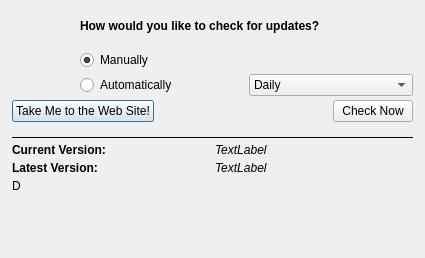
Old version of the form Source/QtSupport/UI_Files/DREAM3DUpdateCheckDialog.ui in the repository BlueQuartzSoftware/DREAM3D.
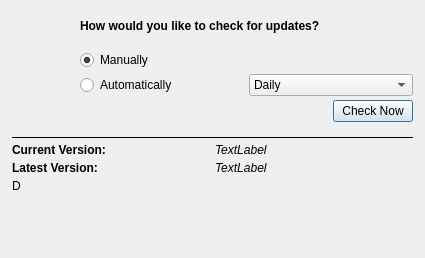
New version of the form. Icons and pictures are not drawn.

Commit message: Code clean-up for the Check Update feature.  Set default update check frequency to Monthly.  Changed the location that the Check Update dialog writes to when it wants to save preferences.

```diff
--- a/Source/QtSupport/UI_Files/DREAM3DUpdateCheckDialog.ui
+++ b/Source/QtSupport/UI_Files/DREAM3DUpdateCheckDialog.ui
@@ -131,13 +131,6 @@
        <property name="bottomMargin">
         <number>10</number>
        </property>
-       <item>
-        <widget class="QPushButton" name="websiteBtn">
-         <property name="text">
-          <string>Take Me to the Web Site!</string>
-         </property>
-        </widget>
-       </item>
        <item>
         <spacer name="horizontalSpacer">
          <property name="orientation">
```
The commit also changes 5 other files.
